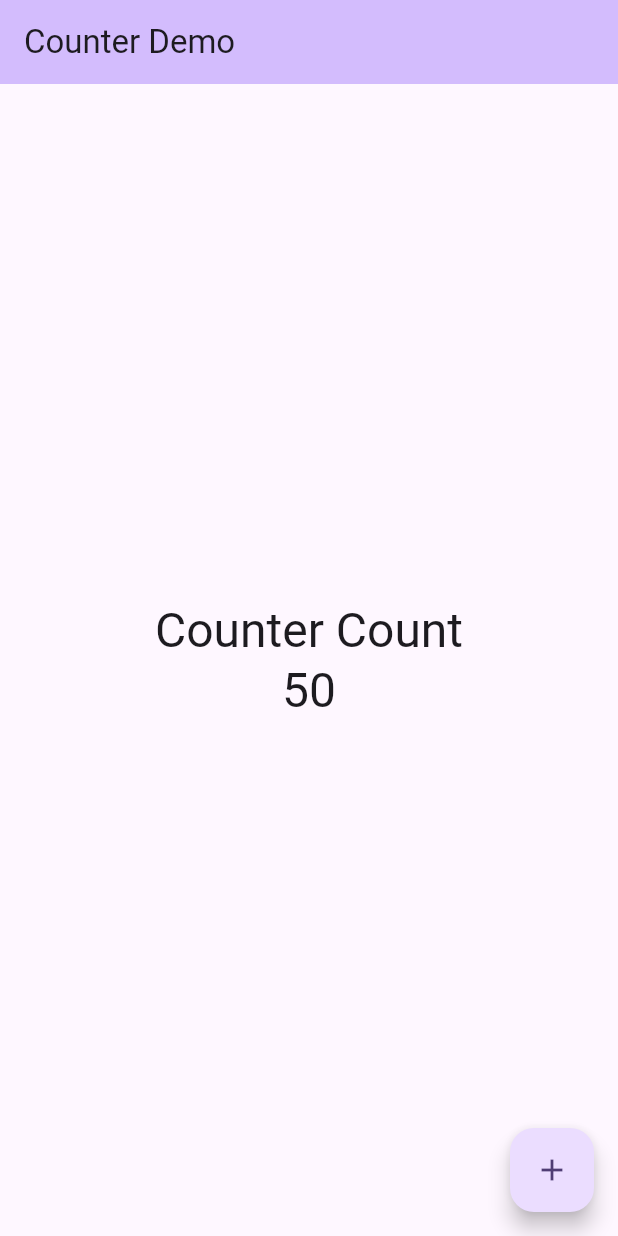
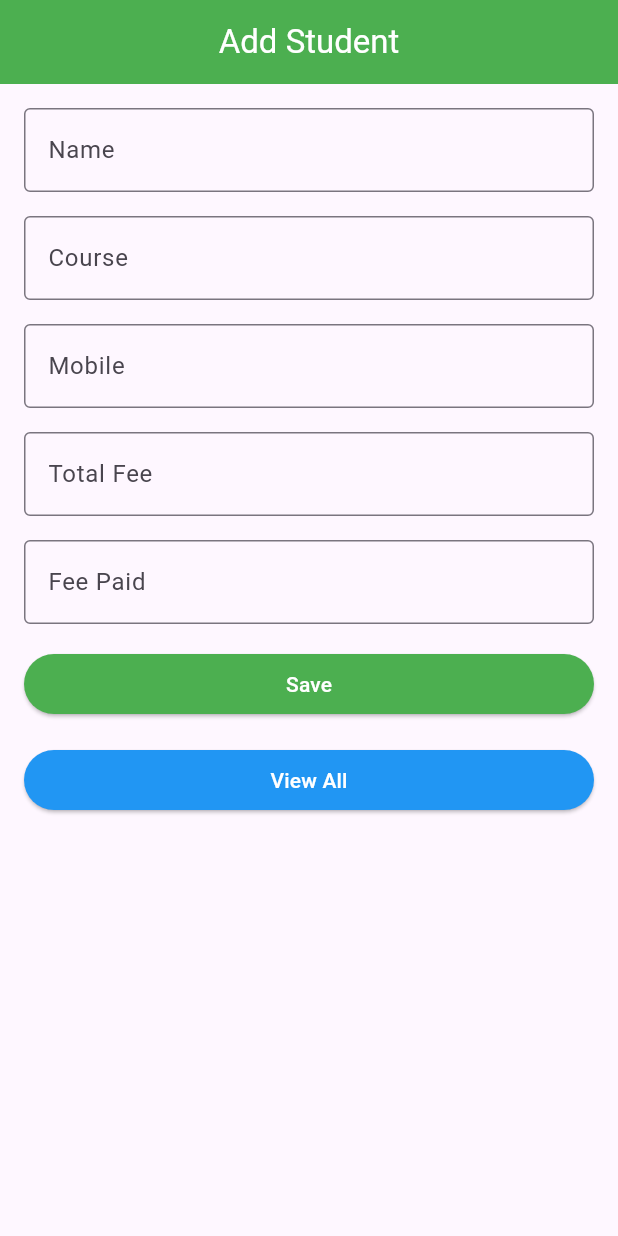
Before and after one commit to abidroid/akti4_sharedprefs_plus_sqlite, a Flutter app: the screen it shows after launch, on a phone screen of 412 x 824 dp. Run offline on Flutter 3.47's test engine with Material 3 defaults, Android fonts, the phone set to English and light mode, and no system bars; our stand-ins replace shared_preferences.

Commit message:
UI Design

```diff
--- a/lib/main.dart
+++ b/lib/main.dart
@@ -1,3 +1,4 @@
+import 'package:akti4_sharedprefs_plus_sqlite/screens/add_student_screen.dart';
 import 'package:flutter/material.dart';
 import 'package:shared_preferences/shared_preferences.dart';
 
@@ -32,7 +33,7 @@ class MyApp extends StatelessWidget {
         colorScheme: ColorScheme.fromSeed(seedColor: Colors.deepPurple),
         useMaterial3: true,
       ),
-      home: const MyHomePage(title: 'Counter Demo'),
+      home: AddStudentScreen(),
     );
   }
 }
--- /dev/null
+++ b/lib/screens/add_student_screen.dart
@@ -0,0 +1,99 @@
+
+import 'package:akti4_sharedprefs_plus_sqlite/screens/student_list_screen.dart';
+import 'package:akti4_sharedprefs_plus_sqlite/screens/update_student_screen.dart';
+import 'package:flutter/material.dart';
+
+// Alt + Enter
+class AddStudentScreen extends StatefulWidget {
+  const AddStudentScreen({super.key});
+
+  @override
+  State<AddStudentScreen> createState() => _AddStudentScreenState();
+}
+
+class _AddStudentScreenState extends State<AddStudentScreen> {
+
+  var nameC = TextEditingController();
+  var courseC = TextEditingController();
+  var mobileC = TextEditingController();
+  var totalFeeC = TextEditingController();
+  var feePaidC = TextEditingController();
+
+  @override
+  Widget build(BuildContext context) {
+    return Scaffold(
+      appBar: AppBar(
+        backgroundColor: Colors.green,
+        foregroundColor: Colors.white,
+        centerTitle: true,
+        title: const Text('Add Student'),
+      ),
+
+      body: Padding(
+        padding: const EdgeInsets.all(16.0),
+        child: SingleChildScrollView(
+          child: Column(
+            spacing: 16,
+            crossAxisAlignment: CrossAxisAlignment.stretch,
+            children: [
+              TextField(
+                controller: nameC,
+                decoration: InputDecoration(
+                  hintText: 'Name',
+                  border: OutlineInputBorder(),
+                ),
+              ),
+              TextField(
+                controller: courseC,
+                decoration: InputDecoration(
+                  hintText: 'Course',
+                  border: OutlineInputBorder(),
+                ),
+              ),
+              TextField(
+                controller: mobileC,
+                decoration: InputDecoration(
+                  hintText: 'Mobile',
+                  border: OutlineInputBorder(),
+                ),
+              ),
+              TextField(
+                controller: totalFeeC,
+                keyboardType: TextInputType.number,
+                decoration: InputDecoration(
+                  hintText: 'Total Fee',
+                  border: OutlineInputBorder(),
+                ),
+              ),
+              TextField(
+                controller: feePaidC,
+                keyboardType: TextInputType.number,
+                decoration: InputDecoration(
+                  hintText: 'Fee Paid',
+                  border: OutlineInputBorder(),
+                ),
+              ),
+
+              ElevatedButton(
+                  style: ElevatedButton.styleFrom(
+                    backgroundColor: Colors.green,
+                    foregroundColor: Colors.white,
+                  ),
+                  onPressed: (){}, child: const Text('Save')),
+              ElevatedButton(
+                  style: ElevatedButton.styleFrom(
+                    backgroundColor: Colors.blue,
+                    foregroundColor: Colors.white,
+                  ),
+                  onPressed: (){
+                    Navigator.of(context).push(MaterialPageRoute(builder: (context){
+                      return const StudentListScreen();
+                    }));
+                  }, child: const Text('View All')),
+            ],
+          ),
+        ),
+      ),
+    );
+  }
+}
```
Also changed, not shown: lib/screens/student_list_screen.dart (added, +77 -0 lines), lib/screens/update_student_screen.dart (added, +86 -0 lines).
